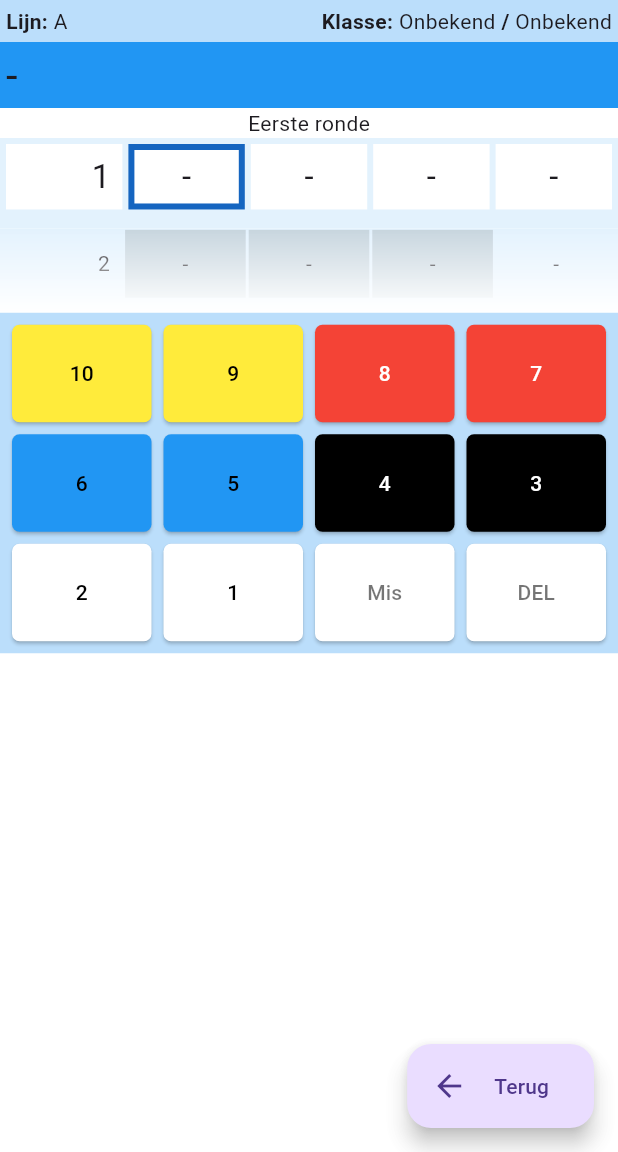
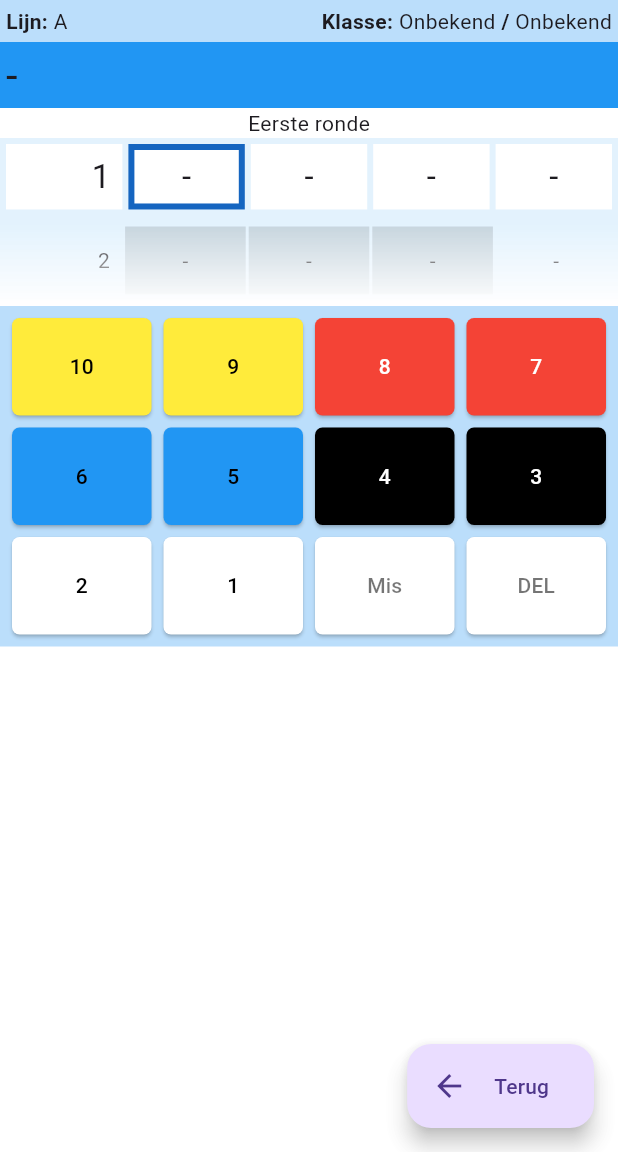
Before and after one commit to pbijdens/centaur-scores, a Flutter app: the ScoreEntryForSingleEndView screen opened directly with empty values, on a phone screen of 412 x 824 dp, the part 84-1236 px from its top. Run offline on Flutter 3.47's test engine with Material 3 defaults, Android fonts, the phone set to English and light mode, and no system bars; generated files the repository leaves out were written again.

Commit message:
Eliminated warnings

```diff
--- a/lib/src/model/repository.dart
+++ b/lib/src/model/repository.dart
@@ -53,6 +53,6 @@
   }
 
   ParticipantModel? getParticipantByIndex(MatchModel? model, int index) {
-    return model?.participants?.participants[index] ?? null;
+    return model?.participants.participants[index] ?? null;
   }
 }
--- a/lib/src/participants/participants_view.dart
+++ b/lib/src/participants/participants_view.dart
@@ -4,7 +4,6 @@
 import 'package:centaur_scores/src/mvvm/events/loading_event.dart';
 import 'package:centaur_scores/src/mvvm/observer.dart';
 import 'package:centaur_scores/src/participants/participants_viewmodel.dart';
-import 'package:centaur_scores/src/scores/score_entry_fullpage_widget.dart';
 import 'package:centaur_scores/src/scores/scores_view.dart';
 import 'package:flutter/material.dart';
 import 'package:flutter_gen/gen_l10n/app_localizations.dart';
@@ -73,6 +72,9 @@
 
   @override
   Widget build(BuildContext context) {
+    if (_isLoading) {
+      return const Align(alignment: Alignment.center, child: Text('Bezig met laden, even geduld...'));
+    }
     // Build a Form widget using the _formKey created above.
     return Form(
       key: _formKey,
--- a/lib/src/score_entry/end_next.dart
+++ b/lib/src/score_entry/end_next.dart
@@ -7,10 +7,8 @@
   final ScoresSingleEndViewmodel _viewModel;
   final MatchModel _model;
   final ParticipantModel _participant;
-  final int _highlightedArrowNo;
 
-  const ScoreViewNextEnd(
-      this._viewModel, this._model, this._participant, this._highlightedArrowNo,
+  const ScoreViewNextEnd(this._viewModel, this._model, this._participant,
       {super.key});
 
   @override
--- a/lib/src/score_entry/end_previous.dart
+++ b/lib/src/score_entry/end_previous.dart
@@ -7,10 +7,8 @@
   final ScoresSingleEndViewmodel _viewModel;
   final MatchModel _model;
   final ParticipantModel _participant;
-  final int _highlightedArrowNo;
 
-  const ScoreViewPreviousEnd(
-      this._viewModel, this._model, this._participant, this._highlightedArrowNo,
+  const ScoreViewPreviousEnd(this._viewModel, this._model, this._participant,
       {super.key});
 
   @override
@@ -67,9 +65,9 @@
     bool endFilled = true;
     for (var arrowNo = 0; arrowNo < _model.arrowsPerEnd; arrowNo++) {
       if (_participant.ends.length > endNo) {
-          int? arrowScore = _participant.ends[endNo].arrows[arrowNo];
-          endFilled = endFilled && (arrowScore != null);
-          endTotal += arrowScore ?? 0;
+        int? arrowScore = _participant.ends[endNo].arrows[arrowNo];
+        endFilled = endFilled && (arrowScore != null);
+        endTotal += arrowScore ?? 0;
 
         result.add(Container(
           decoration: BoxDecoration(
--- a/lib/src/score_entry/score_entry_single_end.dart
+++ b/lib/src/score_entry/score_entry_single_end.dart
@@ -14,9 +14,9 @@
 import 'end_this.dart';
 
 class ScoreEntryForSingleEndView extends StatelessWidget {
-  int arrowNo;
-  int endNo;
-  int lijnNo;
+  final int arrowNo;
+  final int endNo;
+  final int lijnNo;
 
   ScoreEntryForSingleEndView(
       {required this.endNo,
@@ -122,6 +122,9 @@
 
   @override
   Widget build(BuildContext context) {
+    if (_isLoading) {
+      return const Align(alignment: Alignment.center, child: Text('Bezig met laden, even geduld...'));
+    }
     var group = model.groups
             .where((element) => element.code == participant.group)
             .firstOrNull ??
@@ -136,9 +139,9 @@
         child: Column(children: [
           headerLineOne(context, group, subgroup),
           headerLineTwo(context),
-          ScoreViewPreviousEnd(_viewModel, model, participant, _viewModel.arrowNo),
+          ScoreViewPreviousEnd(_viewModel, model, participant),
           ScoreInputThisEnd(_viewModel, model, participant, _viewModel.arrowNo),
-          ScoreViewNextEnd(_viewModel, model, participant, _viewModel.arrowNo),
+          ScoreViewNextEnd(_viewModel, model, participant),
           ScoreKeyboard(_viewModel, model, participant)
         ]));
   }
--- a/lib/src/score_entry/score_entry_single_end_viewmodel.dart
+++ b/lib/src/score_entry/score_entry_single_end_viewmodel.dart
@@ -3,7 +3,6 @@
 import 'package:centaur_scores/src/mvvm/events/loading_event.dart';
 import 'package:centaur_scores/src/mvvm/observer.dart';
 import 'package:centaur_scores/src/mvvm/viewmodel.dart';
-import 'package:centaur_scores/src/participants/participants_viewmodel.dart';
 
 class ScoresSingleEndViewmodel extends EventViewModel {
   final MatchRepository _repository;
--- a/lib/src/scores/score_entry_fullpage_widget.dart
+++ b/lib/src/scores/score_entry_fullpage_widget.dart
@@ -8,7 +8,6 @@
 import 'package:centaur_scores/src/scores/single_participant_header_line_one.dart';
 import 'package:centaur_scores/src/scores/single_participant_score_form.dart';
 import 'package:flutter/material.dart';
-import 'package:flutter_gen/gen_l10n/app_localizations.dart';
 
 class ScoreEntryFullPageWidget extends StatefulWidget {
   const ScoreEntryFullPageWidget({super.key});
@@ -59,6 +58,11 @@
 
   @override
   Widget build(BuildContext context) {
+    if (_isLoading) {
+      return const Align(
+          alignment: Alignment.center,
+          child: Text('Bezig met laden, even geduld...'));
+    }
     // Build a Form widget using the _formKey created above.
     return Form(
         key: _formKey,
--- a/lib/src/scores/score_form_helper.dart
+++ b/lib/src/scores/score_form_helper.dart
@@ -2,8 +2,8 @@
 import 'package:flutter/material.dart';
 
 class ScoreFormHelper {
-  static const double preferredCellWidth = 80 * 1.25;
-  static const double preferredCellHeight = 45 * 1.25;
+  static const double preferredCellWidth = 80 * 1.20;
+  static const double preferredCellHeight = 45 * 1.20;
 
   static double childAspectRatio(MatchModel model) =>
       ScoreFormHelper.preferredCellWidth / ScoreFormHelper.preferredCellHeight;
--- a/lib/src/scores/scores_viewmodel.dart
+++ b/lib/src/scores/scores_viewmodel.dart
@@ -3,7 +3,6 @@
 import 'package:centaur_scores/src/mvvm/events/loading_event.dart';
 import 'package:centaur_scores/src/mvvm/observer.dart';
 import 'package:centaur_scores/src/mvvm/viewmodel.dart';
-import 'package:centaur_scores/src/participants/participants_viewmodel.dart';
 
 class ScoresViewmodel extends EventViewModel {
   final MatchRepository _repository;
--- a/lib/src/scores/single_participant_score_form.dart
+++ b/lib/src/scores/single_participant_score_form.dart
@@ -5,9 +5,9 @@
 import 'package:flutter/material.dart';
 
 class SingeParticipantScoreForm extends StatelessWidget {
-  MatchModel _model;
-  ParticipantModel _participant;
-  int _index;
+  final MatchModel _model;
+  final ParticipantModel _participant;
+  final int _index;
 
   final ScoresViewmodel viewModel;
 
```
Also changed, not shown: lib/src/scores/single_participant_footer.dart (+4 -4 lines), lib/src/scores/single_participant_header_line_one.dart (+5 -6 lines), lib/src/scores/single_participant_header_line_two.dart (+4 -4 lines).
